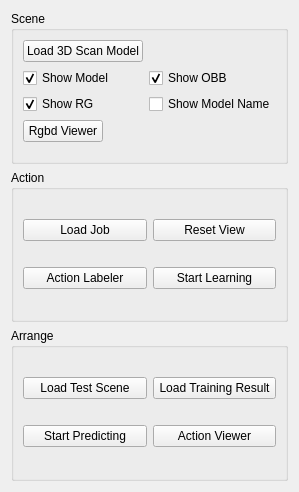
The window that mess_widget.ui (maruitx/mess-it-up) describes before a commit, drawn with Qt 5.
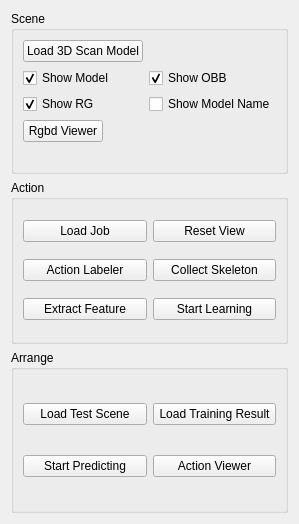
The same window after the commit.

Patch:
```diff
--- a/mess_widget.ui
+++ b/mess_widget.ui
@@ -7,7 +7,7 @@
     <x>0</x>
     <y>0</y>
     <width>271</width>
-    <height>492</height>
+    <height>524</height>
    </rect>
   </property>
   <property name="windowTitle">
@@ -99,13 +99,6 @@
         </property>
        </widget>
       </item>
-      <item row="2" column="1">
-       <widget class="QPushButton" name="startLearnButton">
-        <property name="text">
-         <string>Start Learning</string>
-        </property>
-       </widget>
-      </item>
       <item row="2" column="0">
        <widget class="QPushButton" name="openActionLabelerButton">
         <property name="text">
@@ -120,6 +113,27 @@
         </property>
        </widget>
       </item>
+      <item row="4" column="0">
+       <widget class="QPushButton" name="extractFeatureButton">
+        <property name="text">
+         <string>Extract Feature</string>
+        </property>
+       </widget>
+      </item>
+      <item row="2" column="1">
+       <widget class="QPushButton" name="collectSkelButton">
+        <property name="text">
+         <string>Collect Skeleton</string>
+        </property>
+       </widget>
+      </item>
+      <item row="4" column="1">
+       <widget class="QPushButton" name="startLearnButton">
+        <property name="text">
+         <string>Start Learning</string>
+        </property>
+       </widget>
+      </item>
      </layout>
     </widget>
    </item>
```
